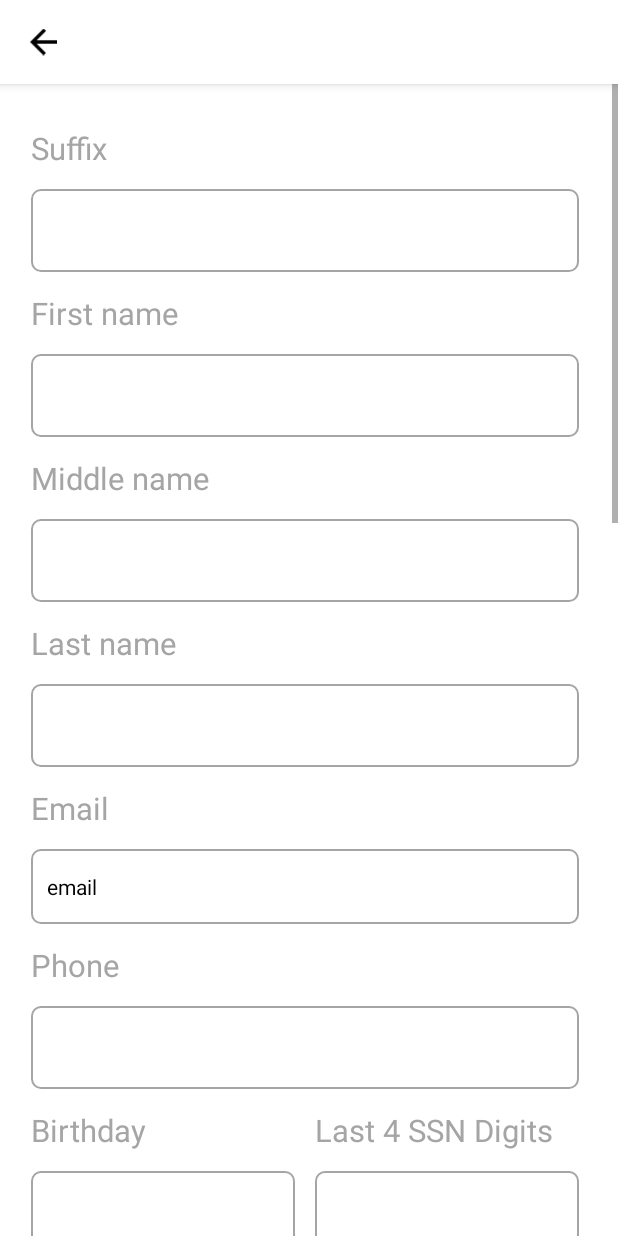
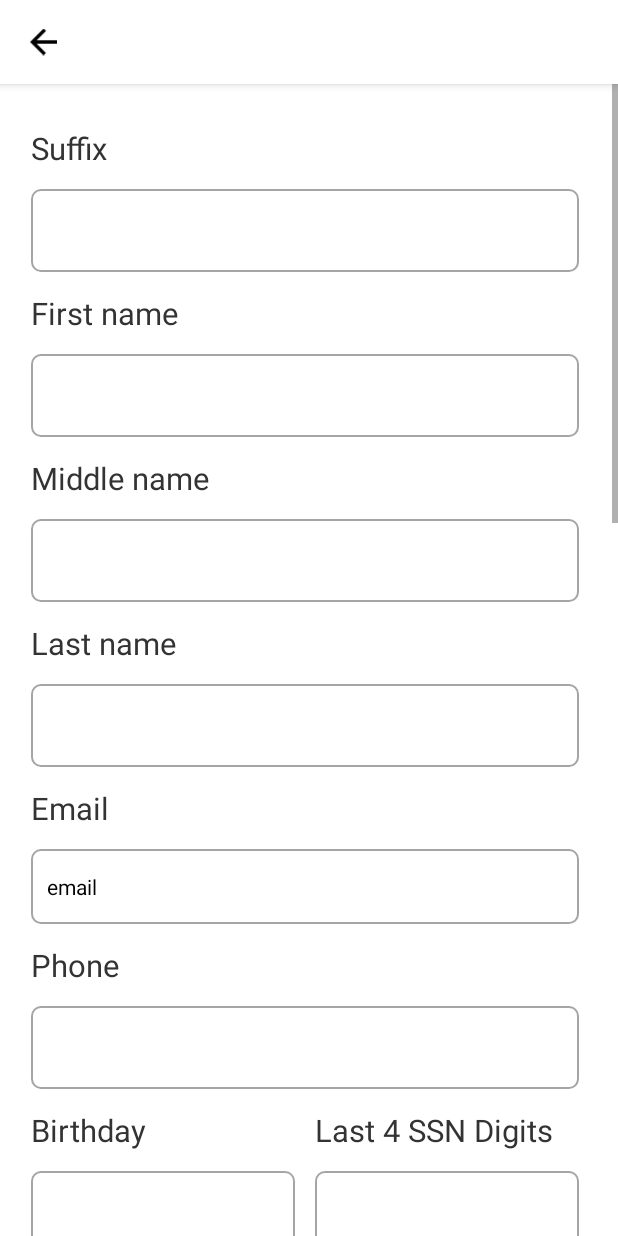
Before and after one commit to amritpaltech/911android, an Android app: the layout activity_my_profile.xml on its own in the app's theme, with its tools: preview values and no code run, on a phone screen of 412 x 824 dp. Run offline under Robolectric (Android 15) with nearby library versions, the light colour scheme and no system bars.

Commit message:
Updated few classes in frag

```diff
--- a/app/src/main/res/layout/activity_my_profile.xml
+++ b/app/src/main/res/layout/activity_my_profile.xml
@@ -3,6 +3,8 @@
     xmlns:app="http://schemas.android.com/apk/res-auto"
     xmlns:tools="http://schemas.android.com/tools"
         android:layout_width="match_parent"
+    android:background="@color/white"
+    android:clickable="true"
         android:layout_height="wrap_content"
         android:orientation="vertical">
 
@@ -31,7 +33,7 @@
                     android:layout_width="match_parent"
                     android:layout_height="wrap_content"
                     android:text="Suffix"
-                    android:textColor="@color/MyProfileTextColor"
+                    android:textColor="@color/light_black"
                     android:textSize="@dimen/_16sdp" />
 
                 <EditText
@@ -46,13 +48,13 @@
                     android:singleLine="true"
                     android:textColorHint="@color/black"
                     android:paddingBottom="@dimen/_12sdp"
-                    android:textColor="@color/MyProfileTextColor" />
+                    android:textColor="@color/black" />
                 <TextView
                     android:layout_marginTop="@dimen/_10sdp"
                     android:layout_width="match_parent"
                     android:layout_height="wrap_content"
                     android:text="@string/First_name"
-                    android:textColor="@color/MyProfileTextColor"
+                    android:textColor="@color/light_black"
                     android:textSize="@dimen/_16sdp" />
 
                 <EditText
@@ -73,7 +75,7 @@
                     android:layout_height="wrap_content"
                     android:text="Middle name"
                     android:layout_marginTop="@dimen/_10sdp"
-                    android:textColor="@color/MyProfileTextColor"
+                    android:textColor="@color/light_black"
                     android:textSize="@dimen/_16sdp" />
 
                 <EditText
@@ -95,7 +97,7 @@
                     android:layout_height="wrap_content"
                     android:layout_marginTop="@dimen/_10sdp"
                     android:text="@string/Last_name"
-                    android:textColor="@color/MyProfileTextColor"
+                    android:textColor="@color/light_black"
                     android:textSize="@dimen/_16sdp" />
 
                 <EditText
@@ -117,7 +119,7 @@
                     android:layout_height="wrap_content"
                     android:layout_marginTop="@dimen/_10sdp"
                     android:text="@string/Email"
-                    android:textColor="@color/MyProfileTextColor"
+                    android:textColor="@color/light_black"
                     android:textSize="@dimen/_16sdp" />
 
                 <TextView
@@ -138,7 +140,7 @@
                     android:layout_height="wrap_content"
                     android:layout_marginTop="@dimen/_10sdp"
                     android:text="@string/Phone"
-                    android:textColor="@color/MyProfileTextColor"
+                    android:textColor="@color/light_black"
                     android:textSize="@dimen/_16sdp" />
 
                 <EditText
@@ -173,7 +175,7 @@
                             android:layout_height="wrap_content"
                             android:layout_marginTop="@dimen/_10sdp"
                             android:text="Birthday"
-                            android:textColor="@color/MyProfileTextColor"
+                            android:textColor="@color/light_black"
                             android:textSize="@dimen/_16sdp" />
 
                         <TextView
@@ -203,7 +205,7 @@
                             android:layout_height="wrap_content"
                             android:layout_marginTop="@dimen/_10sdp"
                             android:text="Last 4 SSN Digits"
-                            android:textColor="@color/MyProfileTextColor"
+                            android:textColor="@color/light_black"
                             android:textSize="@dimen/_16sdp" />
 
                         <EditText
@@ -229,7 +231,7 @@
                     android:layout_height="wrap_content"
                     android:layout_marginTop="@dimen/_10sdp"
                     android:text="@string/Address1"
-                    android:textColor="@color/MyProfileTextColor"
+                    android:textColor="@color/light_black"
                     android:textSize="@dimen/_16sdp" />
 
                 <EditText
@@ -250,7 +252,7 @@
                     android:layout_height="wrap_content"
                     android:layout_marginTop="@dimen/_10sdp"
                     android:text="@string/Address2"
-                    android:textColor="@color/MyProfileTextColor"
+                    android:textColor="@color/light_black"
                     android:textSize="@dimen/_16sdp" />
 
                 <EditText
@@ -270,7 +272,7 @@
                     android:layout_height="wrap_content"
                     android:layout_marginTop="@dimen/_10sdp"
                     android:text="@string/City"
-                    android:textColor="@color/MyProfileTextColor"
+                    android:textColor="@color/light_black"
                     android:textSize="@dimen/_16sdp" />
 
                 <EditText
@@ -292,7 +294,7 @@
                     android:layout_height="wrap_content"
                     android:layout_marginTop="@dimen/_10sdp"
                     android:text="@string/State"
-                    android:textColor="@color/MyProfileTextColor"
+                    android:textColor="@color/light_black"
                     android:textSize="@dimen/_16sdp" />
 
                 <EditText
@@ -314,7 +316,7 @@
                     android:layout_height="wrap_content"
                     android:layout_marginTop="@dimen/_10sdp"
                     android:text="@string/Zip"
-                    android:textColor="@color/MyProfileTextColor"
+                    android:textColor="@color/light_black"
                     android:textSize="@dimen/_16sdp" />
 
                 <EditText
@@ -337,7 +339,7 @@
                     android:layout_height="wrap_content"
                     android:layout_marginTop="@dimen/_10sdp"
                     android:text="Country"
-                    android:textColor="@color/MyProfileTextColor"
+                    android:textColor="@color/light_black"
                     android:textSize="@dimen/_16sdp" />
 
                 <RelativeLayout
@@ -380,7 +382,7 @@
                         android:layout_height="wrap_content"
                         android:text="Scan credit username"
                         android:layout_marginTop="@dimen/_10sdp"
-                        android:textColor="@color/MyProfileTextColor"
+                        android:textColor="@color/light_black"
                         android:textSize="@dimen/_16sdp" />
 
                     <TextView
@@ -415,7 +417,7 @@
                     android:layout_height="wrap_content"
                     android:layout_marginTop="@dimen/_10sdp"
                     android:text="Scan credit password"
-                    android:textColor="@color/MyProfileTextColor"
+                    android:textColor="@color/light_black"
                     android:textSize="@dimen/_16sdp" />
 
                 <EditText
@@ -484,7 +486,7 @@
                     android:paddingLeft="@dimen/_8sdp"
                     android:textColorHint="@color/black"
                     android:paddingBottom="@dimen/_12sdp"
-                    android:textColor="@color/MyProfileTextColor" />
+                    android:textColor="@color/light_black" />
 
             </LinearLayout>
         </ScrollView>
--- a/app/src/main/res/layout/demo_activity.xml
+++ b/app/src/main/res/layout/demo_activity.xml
@@ -2,6 +2,8 @@
 <LinearLayout xmlns:android="http://schemas.android.com/apk/res/android"
     android:layout_width="match_parent"
     android:layout_height="match_parent"
+    android:background="@color/white"
+    android:clickable="true"
     xmlns:app="http://schemas.android.com/apk/res-auto"
     android:orientation="vertical">
 
@@ -15,7 +17,7 @@
         <ImageView
             android:layout_width="32dp"
             android:src="@drawable/back_arrow_icon"
-            android:onClick="BackBtn"
+            android:id="@+id/backBtn"
             android:layout_height="22dp"></ImageView>
 
         <TextView
--- a/app/src/main/res/layout/fragment_user_profile.xml
+++ b/app/src/main/res/layout/fragment_user_profile.xml
@@ -3,6 +3,8 @@
     xmlns:app="http://schemas.android.com/apk/res-auto"
     xmlns:tools="http://schemas.android.com/tools"
         android:layout_width="match_parent"
+    android:background="@color/white"
+    android:clickable="true"
         android:layout_height="match_parent"
         tools:context=".ui.dashboard.UserProfile.Fragment.UserProfileFragment">
 
```
Also changed, not shown: app/src/main/AndroidManifest.xml (+16 -14 lines), app/src/main/java/com/soft/credit911/ui/MyProfile/Activity/FragmentMyProfile.kt (renamed from app/src/main/java/com/soft/credit911/ui/MyProfile/Activity/MyProfileActivity.kt, +53 -45 lines), app/src/main/java/com/soft/credit911/ui/dashboard/Dashboard/DashboardFragment.kt (+8 -4 lines), app/src/main/java/com/soft/credit911/ui/dashboard/FragmentCredReport.kt (renamed from app/src/main/java/com/soft/credit911/ui/dashboard/ActivityCredReport.kt, +6 -2 lines), app/src/main/java/com/soft/credit911/ui/dashboard/LandingActivity.kt (+6 -4 lines), app/src/main/java/com/soft/credit911/ui/dashboard/UserProfile/Fragment/UserProfileFragment.kt (+4 -3 lines).
